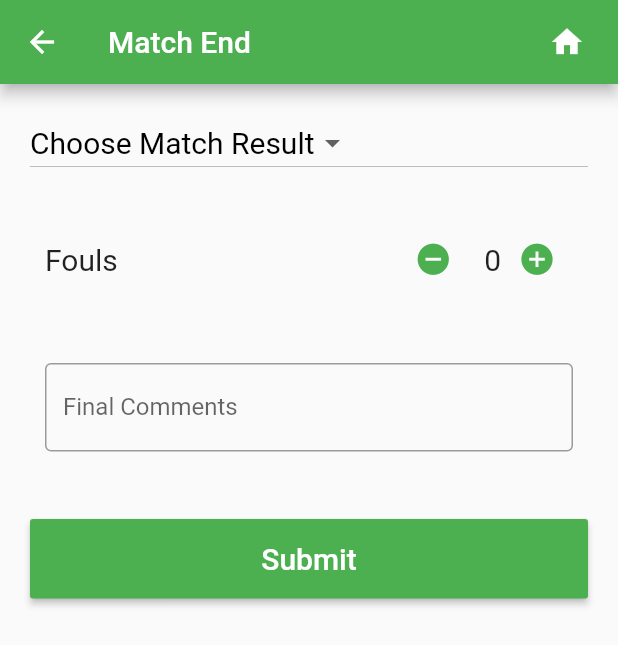
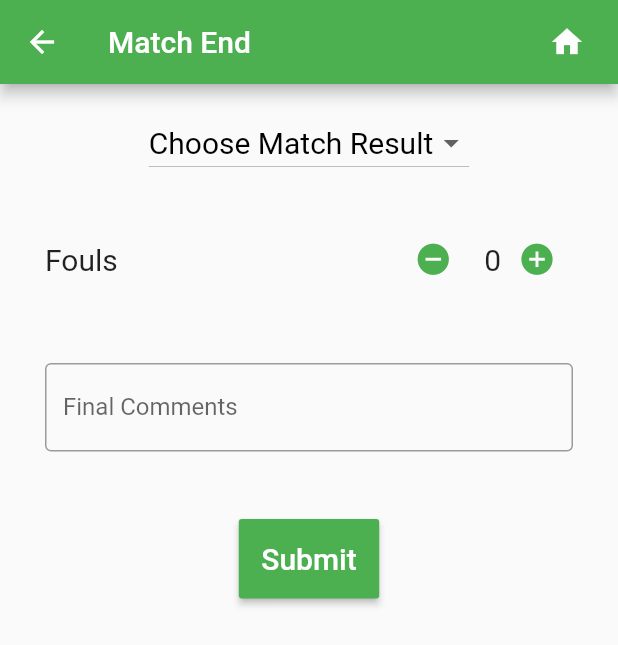
Before and after one commit to HHS-Team670/Mustang-App-Web, a Flutter app: the EndgameScouter screen opened directly, after a tap on "Next", on a phone screen of 412 x 824 dp. Shown: the top 645 px of the screen. Run offline on Flutter 3.47's test engine with Material 2 defaults, Android fonts, the phone set to English and light mode, and no system bars; our stand-ins replace cloud_firestore, firebase_storage, flutter_colorpicker, flutter_speed_dial, table_calendar; accounts and stored records are empty.

Commit message:
fixed dropdown centering

```diff
--- a/mustang_app/lib/autonscouting.dart
+++ b/mustang_app/lib/autonscouting.dart
@@ -10,8 +10,6 @@ class AutonScouter extends StatefulWidget {
   String _teamNumber, _matchNumber;
 
   AutonScouter({String teamNumber, String matchNumber}) {
-    print("Auton: " + teamNumber + " " + matchNumber);
-
     _teamNumber = teamNumber;
     _matchNumber = matchNumber;
   }
--- a/mustang_app/lib/endgamescouting.dart
+++ b/mustang_app/lib/endgamescouting.dart
@@ -43,7 +43,8 @@ class _EndgameScouterState extends State<EndgameScouter> {
           context,
           'Endgame',
         ),
-        body: ListView(
+        body: SingleChildScrollView(
+            child: Column(
           children: <Widget>[
             Container(
               padding:
@@ -132,6 +133,6 @@ class _EndgameScouterState extends State<EndgameScouter> {
                   )),
             )
           ],
-        ));
+        )));
   }
 }
--- a/mustang_app/lib/matchendscouting.dart
+++ b/mustang_app/lib/matchendscouting.dart
@@ -39,7 +39,8 @@ class _MatchEndScouterState extends State<MatchEndScouter> {
           context,
           'Match End',
         ),
-        body: ListView(
+        body: SingleChildScrollView(
+            child: Column(
           children: <Widget>[
             Container(
               padding:
@@ -100,6 +101,6 @@ class _MatchEndScouterState extends State<MatchEndScouter> {
                   )),
             )
           ],
-        ));
+        )));
   }
 }
```
